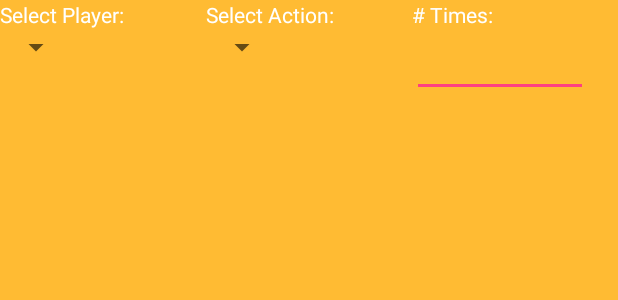
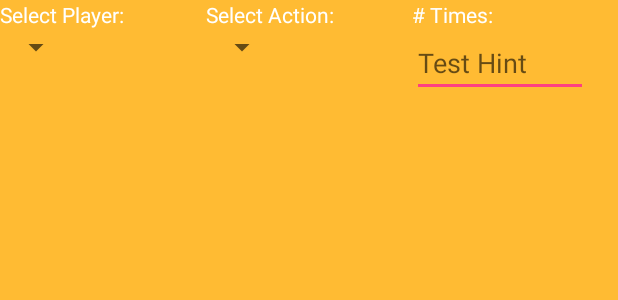
Before and after one commit to DiNear/SwearJar, an Android app: the layout create_new_transaction.xml on its own in the app's theme, with its tools: preview values and no code run, on a phone screen of 412 x 824 dp. Shown: the top 300 px of the screen. Run offline under Robolectric (Android 15) with nearby library versions, the phone set to English and light mode, and no system bars.

Commit message:
Test Commit

```diff
--- a/app/src/main/res/layout/create_new_transaction.xml
+++ b/app/src/main/res/layout/create_new_transaction.xml
@@ -58,6 +58,7 @@
 
         <EditText
             android:id="@+id/new_game_name"
+            android:hint="Test Hint"
             android:layout_marginEnd="20dp"
             android:layout_width="match_parent"
             android:layout_height="wrap_content"
```
